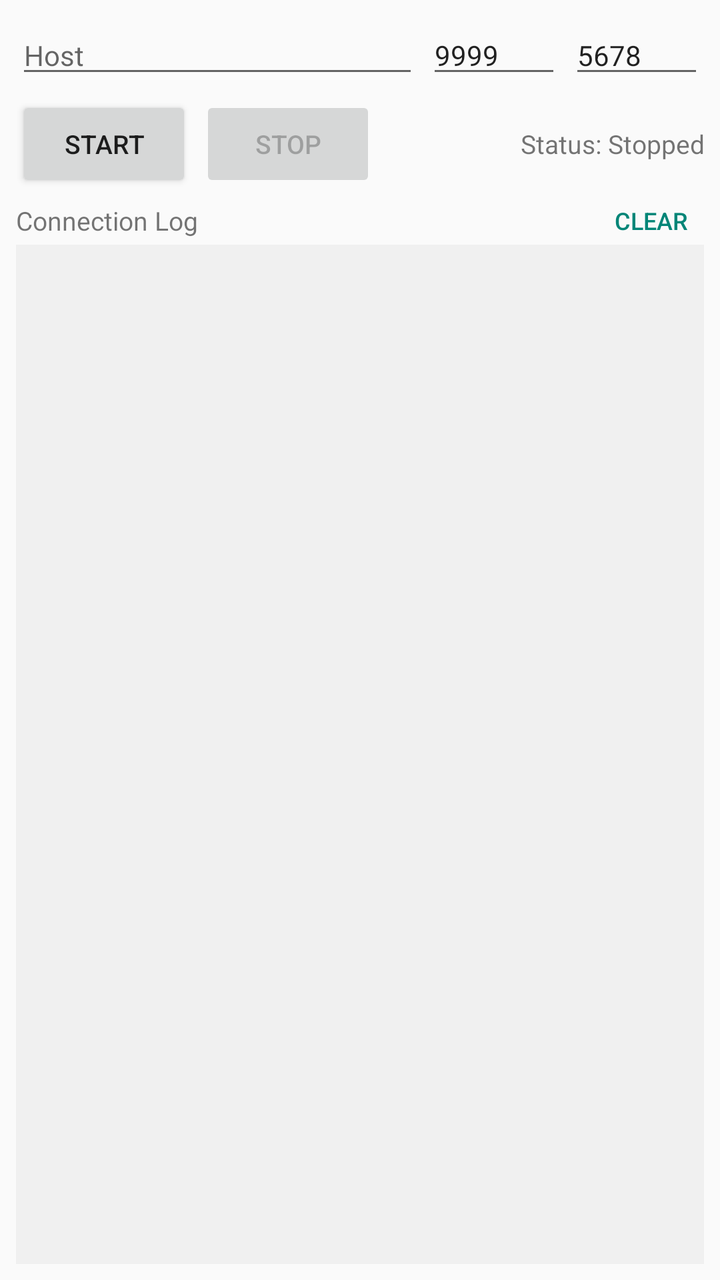
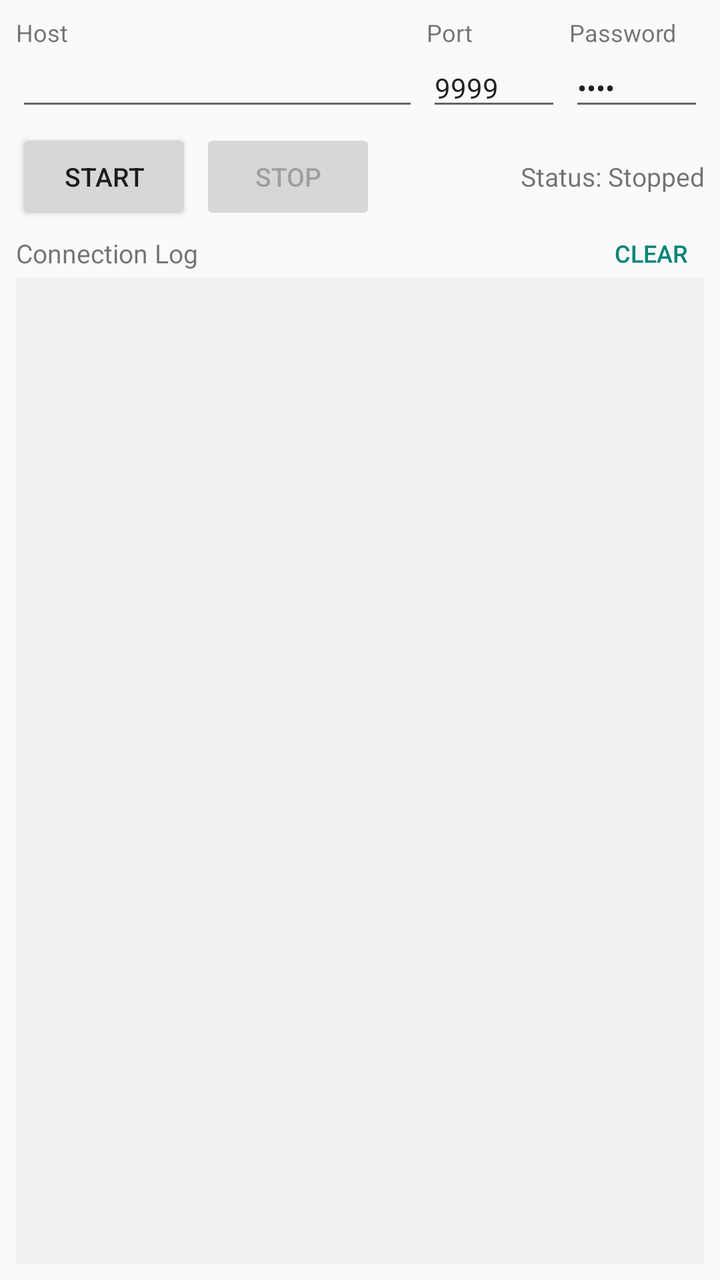

Compare the two renders of this Android layout. The source of the first and the diff that turns it into the second are given below.
<!-- AndroidManifest.xml: application theme AppTheme -->
<!-- res/layout/activity_main.xml -->
<?xml version="1.0" encoding="utf-8"?>
<LinearLayout xmlns:android="http://schemas.android.com/apk/res/android"
    android:layout_width="match_parent"
    android:layout_height="match_parent"
    android:orientation="vertical"
    android:padding="8dp">

    
    <LinearLayout
        android:layout_width="match_parent"
        android:layout_height="wrap_content"
        android:orientation="horizontal">

        <EditText
            android:id="@+id/etServerHost"
            android:layout_width="0dp"
            android:layout_height="wrap_content"
            android:layout_weight="3"
            android:hint="Host"
            android:inputType="textUri"
            android:textSize="14sp" />

        <EditText
            android:id="@+id/etServerPort"
            android:layout_width="0dp"
            android:layout_height="wrap_content"
            android:layout_weight="1"
            android:layout_marginStart="4dp"
            android:hint="Port"
            android:inputType="number"
            android:text="9999"
            android:textSize="14sp" />

        <EditText
            android:id="@+id/etAuthCode"
            android:layout_width="0dp"
            android:layout_height="wrap_content"
            android:layout_weight="1"
            android:layout_marginStart="4dp"
            android:hint="PIN"
            android:inputType="number"
            android:maxLength="4"
            android:text="5678"
            android:textSize="14sp" />
    </LinearLayout>

    
    <LinearLayout
        android:layout_width="match_parent"
        android:layout_height="wrap_content"
        android:orientation="horizontal"
        android:gravity="center_vertical"
        android:layout_marginTop="4dp">

        <Button
            android:id="@+id/btnStart"
            android:layout_width="wrap_content"
            android:layout_height="wrap_content"
            android:text="Start"
            android:textSize="13sp" />

        <Button
            android:id="@+id/btnStop"
            android:layout_width="wrap_content"
            android:layout_height="wrap_content"
            android:layout_marginStart="4dp"
            android:text="Stop"
            android:enabled="false"
            android:textSize="13sp" />

        <TextView
            android:id="@+id/tvStatus"
            android:layout_width="0dp"
            android:layout_height="wrap_content"
            android:layout_weight="1"
            android:gravity="end"
            android:text="Status: Stopped"
            android:textSize="13sp" />
    </LinearLayout>

    
    <LinearLayout
        android:layout_width="match_parent"
        android:layout_height="wrap_content"
        android:orientation="horizontal"
        android:gravity="center_vertical"
        android:layout_marginTop="4dp">

        <TextView
            android:layout_width="0dp"
            android:layout_height="wrap_content"
            android:layout_weight="1"
            android:text="Connection Log"
            android:textSize="13sp" />

        <Button
            android:id="@+id/btnClearLog"
            android:layout_width="wrap_content"
            android:layout_height="wrap_content"
            style="?android:attr/buttonBarButtonStyle"
            android:text="Clear"
            android:textSize="12sp"
            android:minHeight="0dp"
            android:minWidth="0dp"
            android:paddingTop="2dp"
            android:paddingBottom="2dp"
            android:paddingStart="8dp"
            android:paddingEnd="8dp" />
    </LinearLayout>

    
    <ScrollView
        android:id="@+id/svLog"
        android:layout_width="match_parent"
        android:layout_height="0dp"
        android:layout_weight="1"
        android:layout_marginTop="2dp"
        android:background="#F0F0F0"
        android:padding="6dp">

        <TextView
            android:id="@+id/tvLog"
            android:layout_width="match_parent"
            android:layout_height="wrap_content"
            android:textSize="11sp"
            android:fontFamily="monospace"
            android:text="" />
    </ScrollView>

</LinearLayout>
<!-- resources referenced by this layout -->
<resources>
  <style name="AppTheme" parent="Theme.AppCompat.Light.NoActionBar">
          
      </style>
</resources>

<!-- the commit's change to res/layout/activity_main.xml (unified diff, before → after) -->
@@ -11,37 +11,69 @@
         android:layout_height="wrap_content"
         android:orientation="horizontal">
 
-        <EditText
-            android:id="@+id/etServerHost"
+        <LinearLayout
             android:layout_width="0dp"
             android:layout_height="wrap_content"
             android:layout_weight="3"
-            android:hint="Host"
-            android:inputType="textUri"
-            android:textSize="14sp" />
+            android:orientation="vertical">
 
-        <EditText
-            android:id="@+id/etServerPort"
+            <TextView
+                android:layout_width="wrap_content"
+                android:layout_height="wrap_content"
+                android:text="Host"
+                android:textSize="12sp" />
+
+            <EditText
+                android:id="@+id/etServerHost"
+                android:layout_width="match_parent"
+                android:layout_height="wrap_content"
+                android:inputType="textUri"
+                android:textSize="14sp" />
+        </LinearLayout>
+
+        <LinearLayout
             android:layout_width="0dp"
             android:layout_height="wrap_content"
             android:layout_weight="1"
             android:layout_marginStart="4dp"
-            android:hint="Port"
-            android:inputType="number"
-            android:text="9999"
-            android:textSize="14sp" />
+            android:orientation="vertical">
 
-        <EditText
-            android:id="@+id/etAuthCode"
+            <TextView
+                android:layout_width="wrap_content"
+                android:layout_height="wrap_content"
+                android:text="Port"
+                android:textSize="12sp" />
+
+            <EditText
+                android:id="@+id/etServerPort"
+                android:layout_width="match_parent"
+                android:layout_height="wrap_content"
+                android:inputType="number"
+                android:text="9999"
+                android:textSize="14sp" />
+        </LinearLayout>
+
+        <LinearLayout
             android:layout_width="0dp"
             android:layout_height="wrap_content"
             android:layout_weight="1"
             android:layout_marginStart="4dp"
-            android:hint="PIN"
-            android:inputType="number"
-            android:maxLength="4"
-            android:text="5678"
-            android:textSize="14sp" />
+            android:orientation="vertical">
+
+            <TextView
+                android:layout_width="wrap_content"
+                android:layout_height="wrap_content"
+                android:text="Password"
+                android:textSize="12sp" />
+
+            <EditText
+                android:id="@+id/etAuthCode"
+                android:layout_width="match_parent"
+                android:layout_height="wrap_content"
+                android:inputType="textPassword"
+                android:text="5678"
+                android:textSize="14sp" />
+        </LinearLayout>
     </LinearLayout>
 
     
